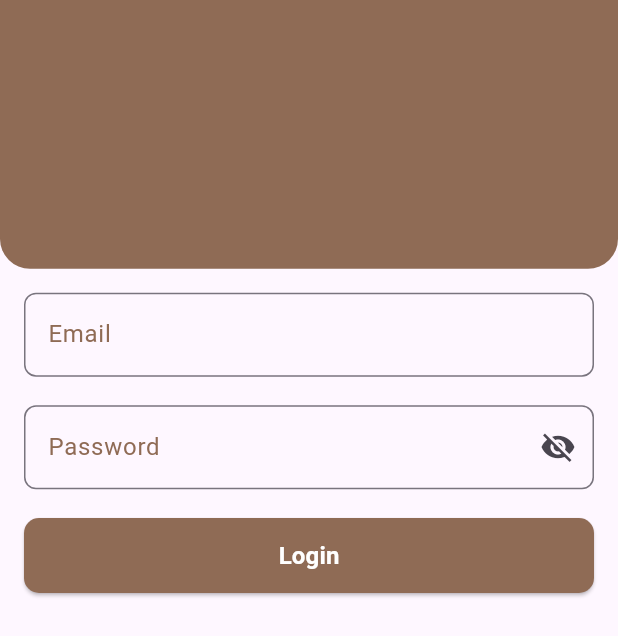
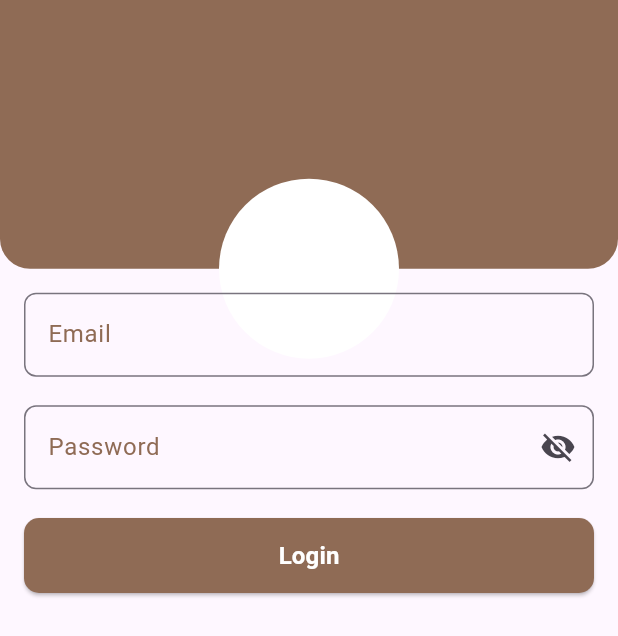
Before and after one commit to drax6055/flutter_template, a Flutter app: the screen it shows after launch, on a phone screen of 412 x 824 dp. Shown: the top 636 px of the screen. Run offline on Flutter 3.47's test engine with Material 3 defaults, Android fonts, the phone set to English and light mode, and no system bars; our stand-ins replace dio, flutter_screenutil, flutter_secure_storage, get, pretty_dio_logger, shared_preferences.

Commit message:
login almost done

```diff
--- a/lib/ui/auth/login_screen.dart
+++ b/lib/ui/auth/login_screen.dart
@@ -66,6 +66,8 @@ class LoginScreen extends StatelessWidget {
   }
 Widget login_screen_header() {
   return Stack(
+    clipBehavior: Clip.none,
+    alignment: Alignment.center,
     children: [
       Container(
         height: 150.h,
@@ -77,10 +79,25 @@ class LoginScreen extends StatelessWidget {
             bottomRight: Radius.circular(20),
           ),
         ),
+      ),
+      Positioned(
+        bottom: -60,
+        child: CircleAvatar(
+          radius: 60,
+          backgroundColor: Colors.white,
+        ),
       )
+  //     Align(
+  //       alignment: Alignment.center,
+  // 0      child: CircleAvatar(
+  //           radius: 60,
+  //           backgroundColor: Colors.white,
+  //         ),
+  //     ),
     ],
   );
 }
+
 
    Widget login_screen_body() {
     return Padding(
```
Also changed, not shown: lib/main.dart (line endings or trailing spaces). Lines whose indentation alone changed are shown as unchanged.
